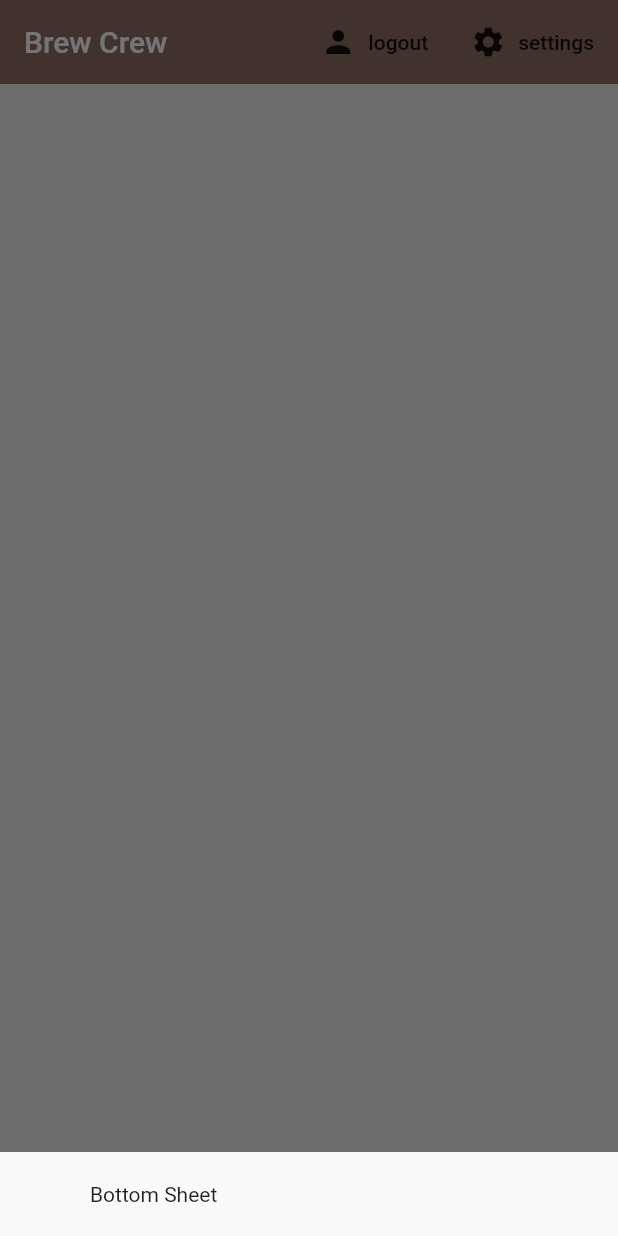
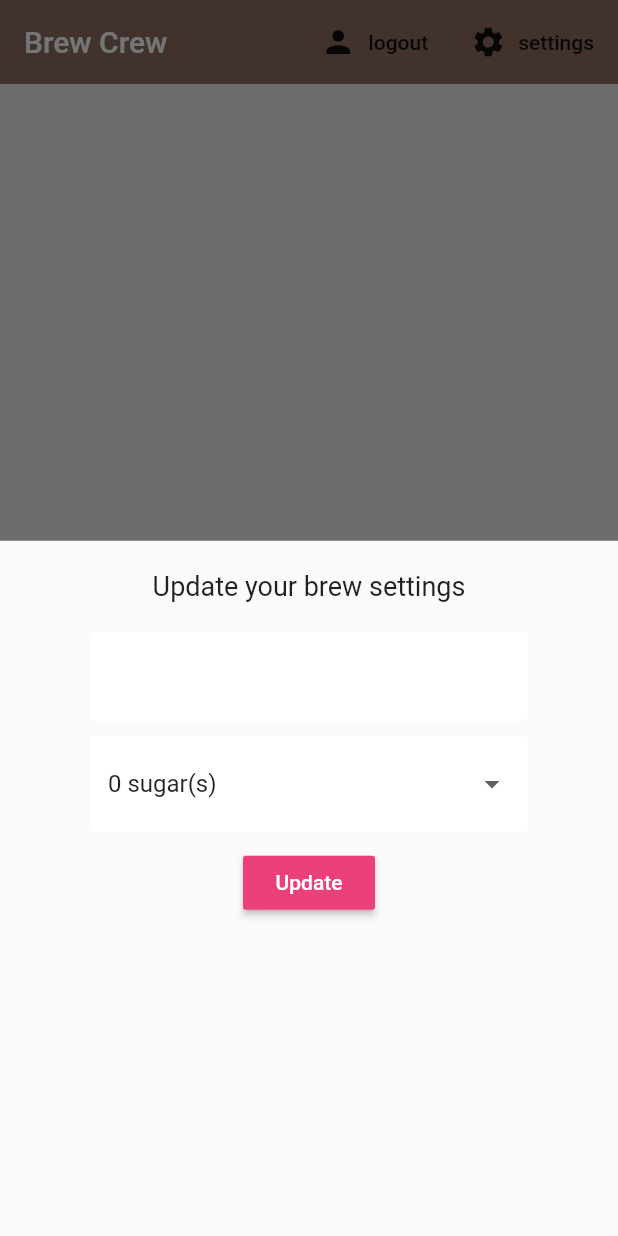
Before and after one commit to ayushgoyal7796/BrewCrew-flutter-app, a Flutter app: the screen it shows once a user with an empty profile is signed in, after a tap on "settings", on a phone screen of 412 x 824 dp. Run offline on Flutter 3.47's test engine with Material 2 defaults, Android fonts, the phone set to English and light mode, and no system bars; our stand-ins replace cloud_firestore, firebase_auth, flutter_spinkit; accounts and stored records are empty.

Commit message:
add settings form

```diff
--- a/lib/screens/home/home.dart
+++ b/lib/screens/home/home.dart
@@ -1,5 +1,6 @@
 import 'package:brewcrew/models/brew.dart';
 import 'package:brewcrew/screens/home/brewList.dart';
+import 'package:brewcrew/screens/home/settingsForm.dart';
 import 'package:brewcrew/services/auth.dart';
 import 'package:brewcrew/services/database.dart';
 import 'package:flutter/material.dart';
@@ -16,7 +17,7 @@ class Home extends StatelessWidget {
         builder: (context) {
           return Container(
             padding: EdgeInsets.symmetric(vertical: 20.0, horizontal: 60.0),
-            child: Text('Bottom Sheet'),
+            child: SettingsForm(),
           );
         },
       );
--- /dev/null
+++ b/lib/screens/home/settingsForm.dart
@@ -0,0 +1,76 @@
+import 'package:brewcrew/shared/constants.dart';
+import 'package:flutter/material.dart';
+
+class SettingsForm extends StatefulWidget {
+  @override
+  _SettingsFormState createState() => _SettingsFormState();
+}
+
+class _SettingsFormState extends State<SettingsForm> {
+  final _formKey = GlobalKey<FormState>();
+  final List<String> sugars = ['0', '1', '2', '3', '4'];
+
+  // form values
+  String _currentName;
+  String _currentSugars;
+  int _currentStrength;
+
+  @override
+  Widget build(BuildContext context) {
+    return Form(
+      key: _formKey,
+      child: Column(
+        children: <Widget>[
+          Text(
+            'Update your brew settings',
+            style: TextStyle(fontSize: 18.0),
+          ),
+          SizedBox(
+            height: 20.0,
+          ),
+          TextFormField(
+            decoration: textInputDecoration,
+            validator: (val) => val.isEmpty ? 'Please enter a name' : null,
+            onChanged: (val) {
+              setState(() {
+                _currentName = val;
+              });
+            },
+          ),
+          SizedBox(
+            height: 10.0,
+          ),
+          DropdownButtonFormField(
+              decoration: textInputDecoration,
+              value: _currentSugars ?? '0',
+              items: sugars.map((sugar) {
+                return DropdownMenuItem(
+                  value: sugar,
+                  child: Text('$sugar sugar(s)'),
+                );
+              }).toList(),
+              onChanged: (val) {
+                setState(() {
+                  _currentSugars = val;
+                });
+              }),
+          SizedBox(
+            height: 10.0,
+          ),
+          RaisedButton(
+            color: Colors.pink[400],
+            child: Text(
+              'Update',
+              style: TextStyle(color: Colors.white),
+            ),
+            onPressed: () async {
+              print(_currentName);
+              print(_currentSugars);
+              print(_currentStrength);
+            },
+          ),
+        ],
+      ),
+    );
+  }
+}
```
